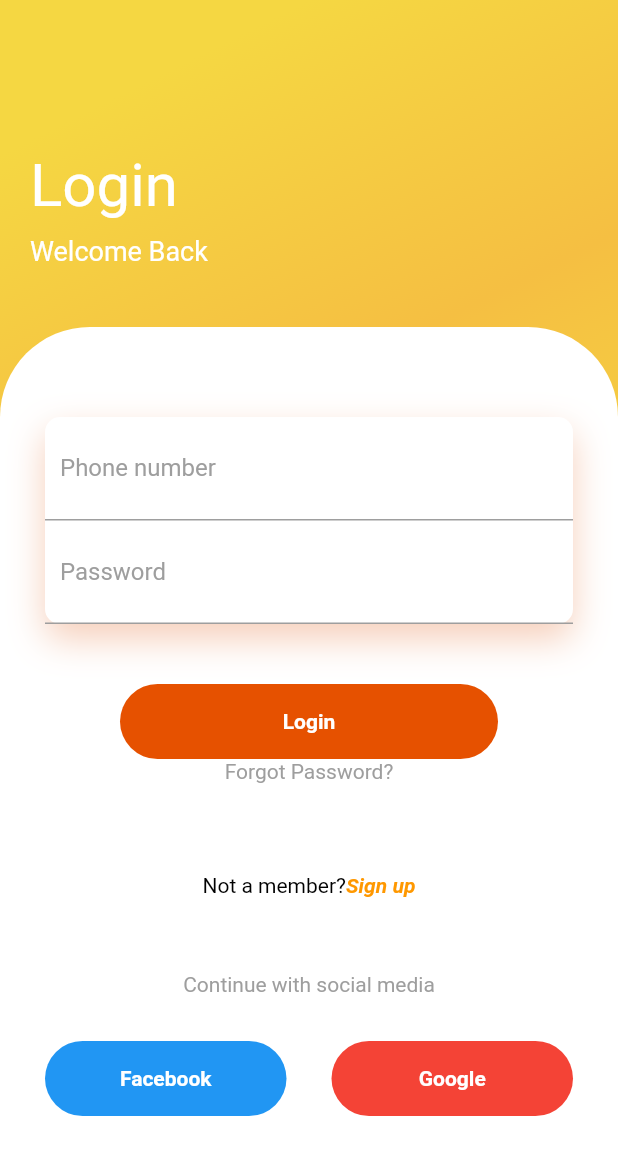
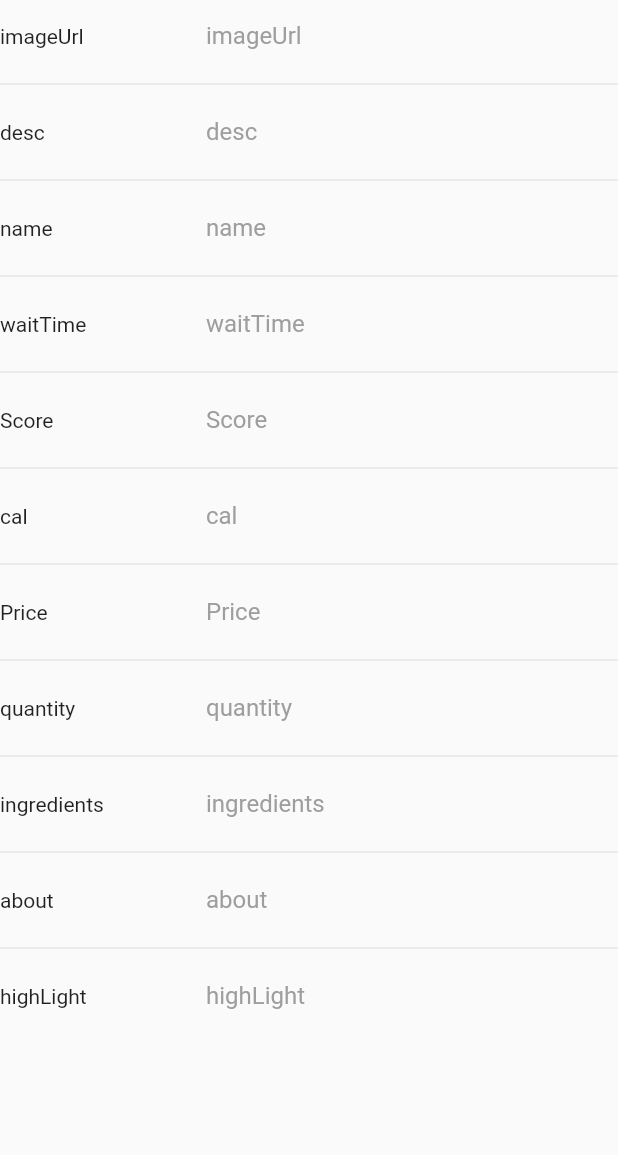
Before and after one commit to SaheerLulu/Food-delivery-app-with-firebase, a Flutter app: the screen it shows after launch, on a phone screen of 412 x 824 dp. Shown: the top 1155 px of the screen. Run offline on Flutter 3.47's test engine with Material 2 defaults, Android fonts, the phone set to English and light mode, and no system bars; our stand-ins replace cloud_firestore, firebase_auth, firebase_core, smooth_page_indicator; accounts and stored records are empty.

Commit message:
Adding admin page for adding data

```diff
--- a/lib/models/food.dart
+++ b/lib/models/food.dart
@@ -23,6 +23,21 @@ class Food{
     this.about,
     {this.highLight=false}
   );
+   Map<String,dynamic> toMap(){
+    return{
+      "imageUrl":this.imgUrl,
+      "desc":this.desc,
+      "name":this.name,
+      "waitTime":this.waitTime,
+      "Score":this.Score,
+      "cal":this.cal,
+      "Price":this.price,
+      "quantity":this.quantity,
+      "ingredients":this.ingredients,
+      "about":this.about,
+      "highLight":this.highLight=false
+    };
+  }
 
   static List<Food> generateRecommendFoods(){
     return [
--- /dev/null
+++ b/lib/screens/admin/add_food.dart
@@ -0,0 +1,58 @@
+import 'package:flutter/material.dart';
+import 'package:flutter_application_1/models/food.dart';
+
+class AddFood extends StatelessWidget {
+  List<Food> food = Food.generateRecommendFoods();
+
+  @override
+  Widget build(BuildContext context) {
+    return SafeArea(
+      child: Scaffold(
+          body: ListView.separated(
+        itemBuilder: (ctx, ind) {
+          String key = food.elementAt(0).toMap().keys.elementAt(ind);
+          print(food[0].toMap().length);
+          return Container(
+              width: double.infinity,
+              child: Column(
+
+                mainAxisAlignment: MainAxisAlignment.start,
+
+               children: [
+                 Row(
+
+                   children: [
+
+                   Expanded(
+                     flex: 1,
+                     child: Container(
+
+                       child:Text(key)),
+                   ),
+            Expanded(
+              flex: 2,
+              child: Container(
+                width: double.infinity/2,
+
+                child: TextFormField(
+
+                  decoration: InputDecoration(
+
+                      hintText: key,
+                      hintStyle: TextStyle(color: Colors.grey),
+                      border: InputBorder.none),
+                ),
+              ),
+            ),
+                 ],)
+
+          ]));
+        },
+        separatorBuilder: (ctx, ind) {
+          return Divider();
+        },
+        itemCount: food[0].toMap().length,
+      )),
+    );
+  }
+}
--- a/lib/screens/wrapper/wrapper.dart
+++ b/lib/screens/wrapper/wrapper.dart
@@ -1,12 +1,22 @@
 import 'package:firebase_auth/firebase_auth.dart';
 import 'package:flutter/material.dart';
+import 'package:flutter_application_1/screens/admin/add_food.dart';
 import 'package:flutter_application_1/screens/home/home.dart';
+import 'package:flutter_application_1/screens/home/widget/food_list.dart';
+import 'package:flutter_application_1/screens/home/widget/food_list_test.dart';
 import 'package:flutter_application_1/screens/login/login_page.dart';
+import 'package:flutter_application_1/services/adding_data.dart';
+import 'package:flutter_application_1/services/reading_data.dart';
 
 
 
-class Wrapper extends StatelessWidget {
+class Wrapper extends StatefulWidget {
 
+  @override
+  State<Wrapper> createState() => _WrapperState();
+}
+
+class _WrapperState extends State<Wrapper> {
   @override
 
   Widget build(BuildContext context) {
@@ -18,12 +28,14 @@ class Wrapper extends StatelessWidget {
             return HomePage();
 
           }else{
-          return LoginPage();
+            print("in wrapper");
+          // return LoginPage();
+          // return ReadingData();
+          return AddFood();
+
+          // return AddingData();
           }
         }
         );
   }
-
-
-
 }
--- a/lib/services/auth.dart
+++ b/lib/services/auth.dart
@@ -29,7 +29,7 @@ class AuthServie {
     FirebaseAuth auth = FirebaseAuth.instance;
     print("came here");
     auth.verifyPhoneNumber(
-        phoneNumber: "+919895085582",
+        phoneNumber: "+919787483045",
         verificationCompleted: (PhoneAuthCredential credential) async {
           print('${credential.smsCode}');
           await auth.signInWithCredential(credential);
```
Also changed, not shown: lib/screens/home/widget/food_list_test.dart (added, +69 -0 lines), lib/services/adding_data.dart (added, +18 -0 lines), lib/services/reading_data.dart (added, +20 -0 lines).
